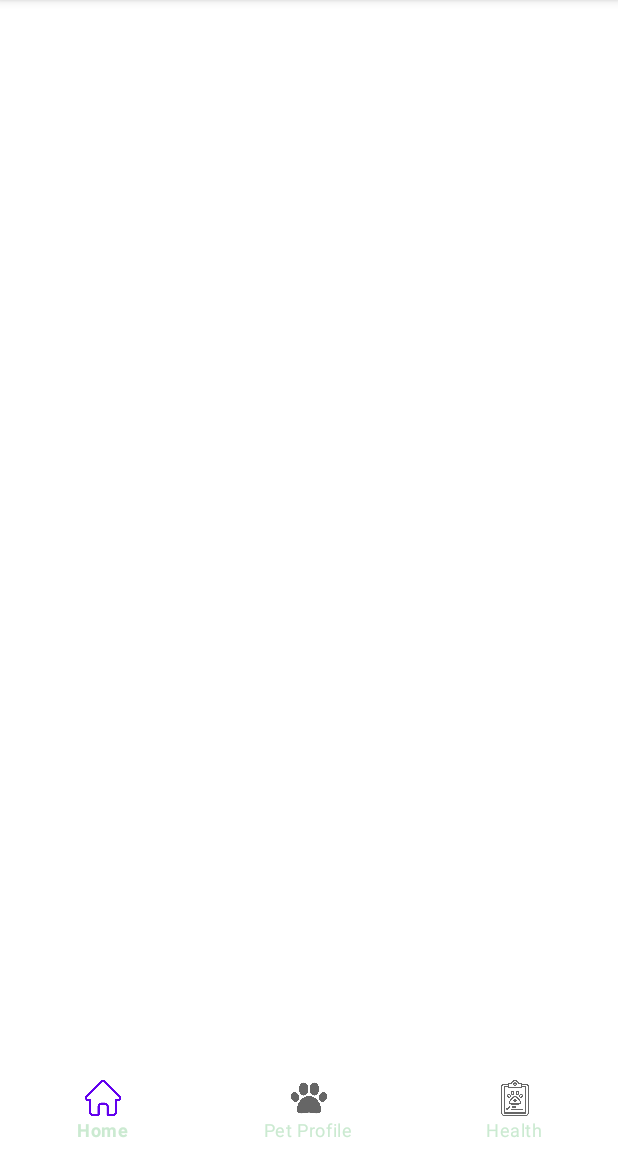
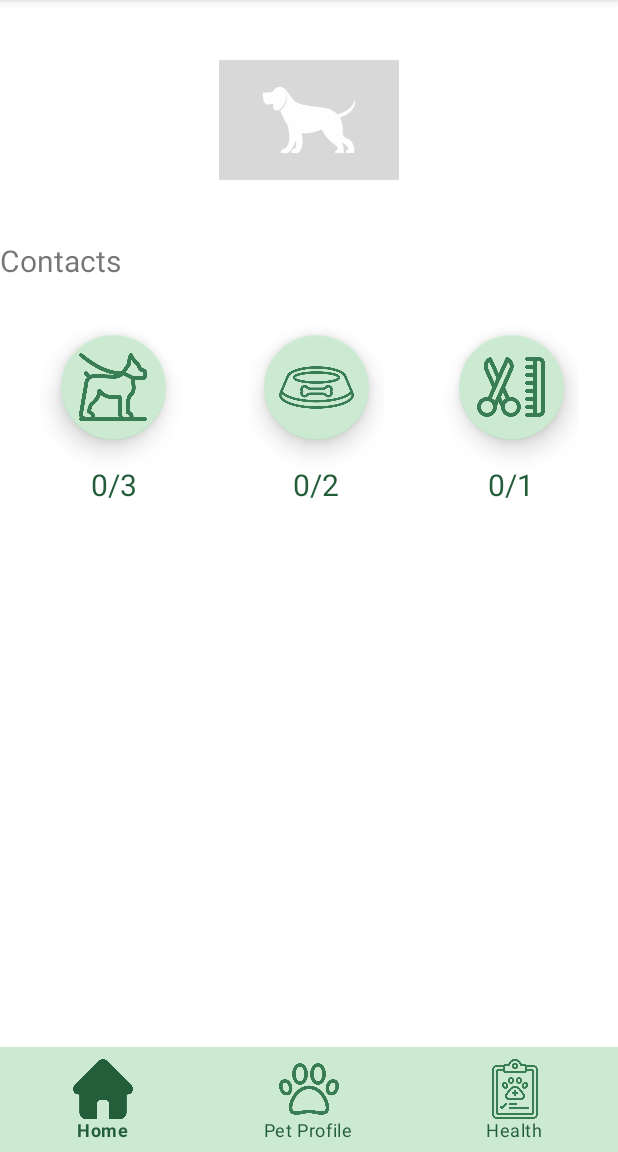
Before and after one commit to Alpha110R/Alpha_Care, an Android app: the screen it shows after launch (PetProfileActivity), on a phone screen of 412 x 824 dp, the part 84-1236 px from its top. Run offline under Robolectric (Android 15) with nearby library versions, the light colour scheme and no system bars.

Commit message:
Update the barNavigation icons when choosing and add amounts to categories

```diff
--- a/app/src/main/AndroidManifest.xml
+++ b/app/src/main/AndroidManifest.xml
@@ -7,7 +7,7 @@
         android:icon="@mipmap/ic_launcher"
         android:label="@string/app_name"
         android:roundIcon="@mipmap/ic_launcher_round"
-        android:supportsRtl="true"
+        android:supportsRtl="false"
         android:theme="@style/Theme.Alpha_Care">
         <activity
             android:name=".PetProfileActivity"
--- a/app/src/main/java/com/example/alpha_care/PetProfileActivity.java
+++ b/app/src/main/java/com/example/alpha_care/PetProfileActivity.java
@@ -2,13 +2,32 @@ package com.example.alpha_care;
 
 import androidx.appcompat.app.AppCompatActivity;
 
+import android.content.res.ColorStateList;
+import android.graphics.Color;
 import android.os.Bundle;
+import android.util.Log;
+
+import com.google.android.material.floatingactionbutton.FloatingActionButton;
 
 public class PetProfileActivity extends AppCompatActivity {
+    private FloatingActionButton fab_walk, fab_food, fab_groom;
 
     @Override
     protected void onCreate(Bundle savedInstanceState) {
         super.onCreate(savedInstanceState);
         setContentView(R.layout.activity_main);
+        findViews();
+        fab_walk.setOnClickListener(view -> {
+            fab_walk.setBackgroundTintList(ColorStateList.valueOf(Color.parseColor("#397D54")));
+            //fab_walk.setImageResource(R.drawable.ic_dogwalking_full);
+            fab_walk.setImageTintList(ColorStateList.valueOf(Color.parseColor("#73CD88")));
+        });
+
+    }
+
+    private void findViews() {
+        fab_walk = findViewById(R.id.fab_walk);
+        fab_food = findViewById(R.id.fab_food);
+        fab_groom = findViewById(R.id.fab_groom);
     }
 }
--- /dev/null
+++ b/app/src/main/res/color/bottom_nav_color.xml
@@ -0,0 +1,5 @@
+<?xml version="1.0" encoding="utf-8"?>
+<selector xmlns:android="http://schemas.android.com/apk/res/android">
+    <item android:state_checked="true" android:color="#235D3A" />
+    <item android:state_checked="false" android:color="#397D54" />
+</selector>
--- /dev/null
+++ b/app/src/main/res/drawable/health_selector_drawable.xml
@@ -0,0 +1,5 @@
+<?xml version="1.0" encoding="utf-8"?>
+<selector xmlns:android="http://schemas.android.com/apk/res/android">
+    <item android:drawable="@drawable/ic_health_full" android:state_checked="true"  />
+    <item android:drawable="@drawable/ic_health_empty" android:state_checked="false" />
+</selector>
--- /dev/null
+++ b/app/src/main/res/drawable/home_selector_drawable.xml
@@ -0,0 +1,5 @@
+<?xml version="1.0" encoding="utf-8"?>
+<selector xmlns:android="http://schemas.android.com/apk/res/android">
+    <item android:drawable="@drawable/ic_home_full" android:state_checked="true"  />
+    <item android:drawable="@drawable/ic_home_empty" android:state_checked="false" />
+</selector>
--- /dev/null
+++ b/app/src/main/res/drawable/petprofile_selector_drawable.xml
@@ -0,0 +1,5 @@
+<?xml version="1.0" encoding="utf-8"?>
+<selector xmlns:android="http://schemas.android.com/apk/res/android">
+    <item android:drawable="@drawable/ic_paws_full" android:state_checked="true"  />
+    <item android:drawable="@drawable/ic_paws_empty" android:state_checked="false" />
+</selector>
--- a/app/src/main/res/layout-v28/activity_main.xml
+++ /dev/null
@@ -1,26 +0,0 @@
-<?xml version="1.0" encoding="utf-8"?>
-<RelativeLayout
-    xmlns:android="http://schemas.android.com/apk/res/android"
-    xmlns:app="http://schemas.android.com/apk/res-auto"
-    xmlns:tools="http://schemas.android.com/tools"
-    android:layout_width="match_parent"
-    android:layout_height="match_parent"
-    tools:context=".PetProfileActivity">
-
-    <LinearLayout
-        android:layout_width="match_parent"
-        android:layout_height="wrap_content"
-        android:layout_alignParentBottom="true">
-        <com.google.android.material.bottomnavigation.BottomNavigationView
-            android:id="@+id/bottom_navigation"
-            android:layout_width="match_parent"
-            android:layout_height="wrap_content"
-            app:menu="@menu/bottom_navigation_menu"
-            app:itemRippleColor="#CBEAD1"
-            app:itemTextColor="#CBEAD1"
-            android:outlineSpotShadowColor="#CBEAD1"
-            android:outlineAmbientShadowColor="#CBEAD1"/>
-
-    </LinearLayout>
-
-</RelativeLayout>
--- a/app/src/main/res/layout/activity_main.xml
+++ b/app/src/main/res/layout/activity_main.xml
@@ -16,7 +16,7 @@
             android:layout_height="120dp"
             android:src="@drawable/img_dogplaceholder"
             android:layout_gravity="center"
-            android:layout_marginTop="20dp"/>
+            android:layout_marginTop="20dp" />
         <Space
             android:layout_width="0dp"
             android:layout_height="20dp"/>
@@ -32,49 +32,93 @@
 
         <LinearLayout
             android:layout_width="match_parent"
-            android:layout_height="wrap_content"
+            android:layout_height="130dp"
             android:orientation="horizontal"
             android:gravity="center">
+            <LinearLayout
+                android:layout_width="100dp"
+                android:layout_height="match_parent"
+                android:orientation="vertical"
+                android:gravity="center">
             <com.google.android.material.floatingactionbutton.FloatingActionButton
                 android:id="@+id/fab_walk"
                 android:layout_width="wrap_content"
-                android:layout_height="wrap_content"
+                android:layout_height="0dp"
                 android:src="@drawable/ic_dogwalking_empty"
                 app:tint="#397D54"
-                app:fabCustomSize="80dp"
-                app:maxImageSize="55dp"
+                app:fabCustomSize="70dp"
+                app:maxImageSize="45dp"
                 android:layout_marginVertical="16dp"
                 app:backgroundTint="#CBEAD1"
-                app:elevation="20dp"/>
+                app:elevation="10dp"
+                android:layout_weight="1"/>
+
+                <com.google.android.material.textview.MaterialTextView
+                    android:layout_width="wrap_content"
+                    android:layout_height="wrap_content"
+                    android:text="0/3"
+                    android:textSize="20sp"
+                    android:layout_gravity="center"
+                    android:textColor="#235D3A"/>
+            </LinearLayout>
             <Space
                 android:layout_width="40dp"
                 android:layout_height="0dp"/>
+            <LinearLayout
+                android:layout_width="90dp"
+                android:layout_height="match_parent"
+                android:orientation="vertical"
+                android:gravity="center">
             <com.google.android.material.floatingactionbutton.FloatingActionButton
                 android:id="@+id/fab_food"
                 android:layout_width="wrap_content"
-                android:layout_height="wrap_content"
+                android:layout_height="0dp"
                 android:src="@drawable/ic_dogbowl_empty"
                 app:tint="#397D54"
-                app:fabCustomSize="80dp"
-                app:maxImageSize="60dp"
+                app:fabCustomSize="70dp"
+                app:maxImageSize="50dp"
                 android:layout_marginVertical="16dp"
                 app:backgroundTint="#CBEAD1"
-                app:elevation="20dp"/>
+                app:elevation="10dp"
+                android:layout_weight="1" />
+                <com.google.android.material.textview.MaterialTextView
+                    android:layout_width="wrap_content"
+                    android:layout_height="wrap_content"
+                    android:text="0/2"
+                    android:textSize="20sp"
+                    android:layout_gravity="center"
+                    android:textColor="#235D3A"/>
+            </LinearLayout>
             <Space
                 android:layout_width="40dp"
                 android:layout_height="0dp"/>
+            <LinearLayout
+                android:layout_width="90dp"
+                android:layout_height="match_parent"
+                android:orientation="vertical"
+                android:gravity="center">
             <com.google.android.material.floatingactionbutton.FloatingActionButton
                 android:id="@+id/fab_groom"
                 android:layout_width="wrap_content"
                 android:layout_height="wrap_content"
                 android:src="@drawable/ic_grooming_empty"
                 app:tint="#397D54"
-                app:fabCustomSize="80dp"
-                app:maxImageSize="55dp"
+                app:fabCustomSize="70dp"
+                app:maxImageSize="45dp"
                 android:layout_marginVertical="16dp"
                 app:backgroundTint="#CBEAD1"
-                app:elevation="20dp"/>
+                app:elevation="10dp"/>
+                <com.google.android.material.textview.MaterialTextView
+                    android:layout_width="wrap_content"
+                    android:layout_height="wrap_content"
+                    android:text="0/1"
+                    android:textSize="20sp"
+                    android:layout_gravity="center"
+                    android:textColor="#235D3A"/>
+            </LinearLayout>
         </LinearLayout>
+
+
 
     </LinearLayout>
     <LinearLayout
@@ -87,11 +131,11 @@
             android:layout_height="wrap_content"
             app:menu="@menu/bottom_navigation_menu"
             app:itemTextColor="#235D3A"
-            app:itemIconSize="50dp"
+            app:itemIconSize="40dp"
             android:textAlignment="center"
-            android:minHeight="80dp"
+            android:minHeight="70dp"
             app:backgroundTint="#CBEAD1"
-            app:itemIconTint="#397D54"/>
+            app:itemIconTint="@color/bottom_nav_color" />
     </LinearLayout>
 
 
--- a/app/src/main/res/menu/bottom_navigation_menu.xml
+++ b/app/src/main/res/menu/bottom_navigation_menu.xml
@@ -2,14 +2,14 @@
 <menu xmlns:android="http://schemas.android.com/apk/res/android">
     <item
         android:id="@+id/home_page"
-        android:icon="@drawable/ic_home_empty"
+        android:icon="@drawable/home_selector_drawable"
         android:title="Home"/>
     <item
         android:id="@+id/petProfile_page"
-        android:icon="@drawable/ic_paws_full"
+        android:icon="@drawable/petprofile_selector_drawable"
         android:title="Pet Profile"/>
     <item
         android:id="@+id/veterinarian_page"
-        android:icon="@drawable/ic_health_empty"
+        android:icon="@drawable/health_selector_drawable"
         android:title="Health" />
 </menu>
```
